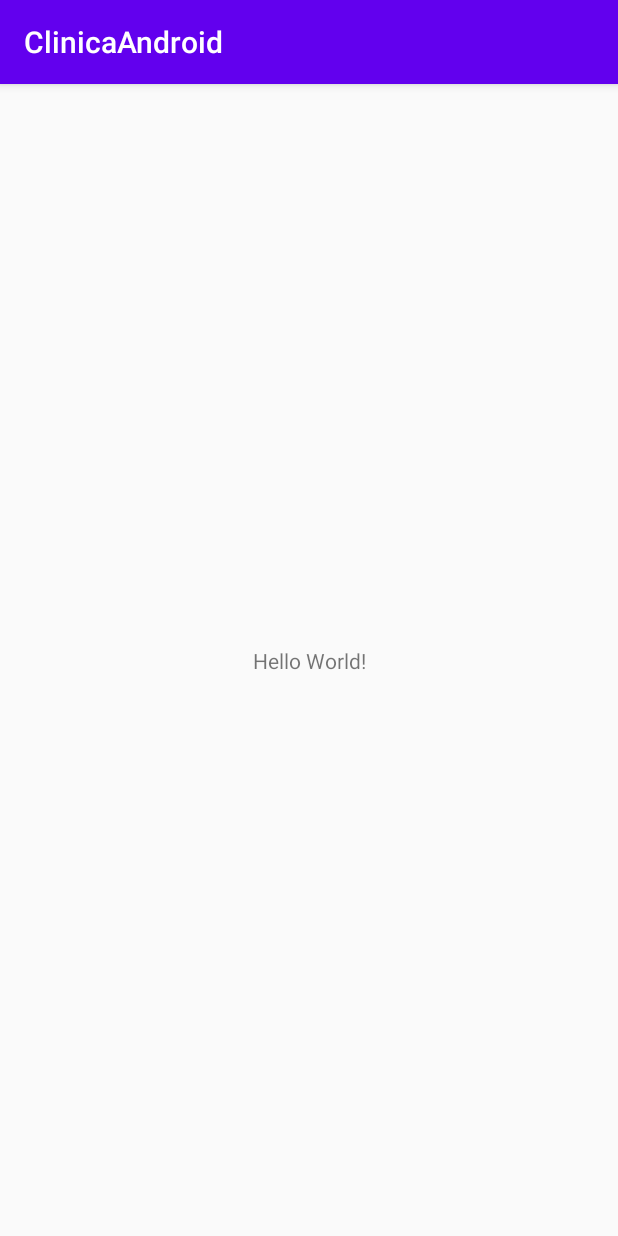
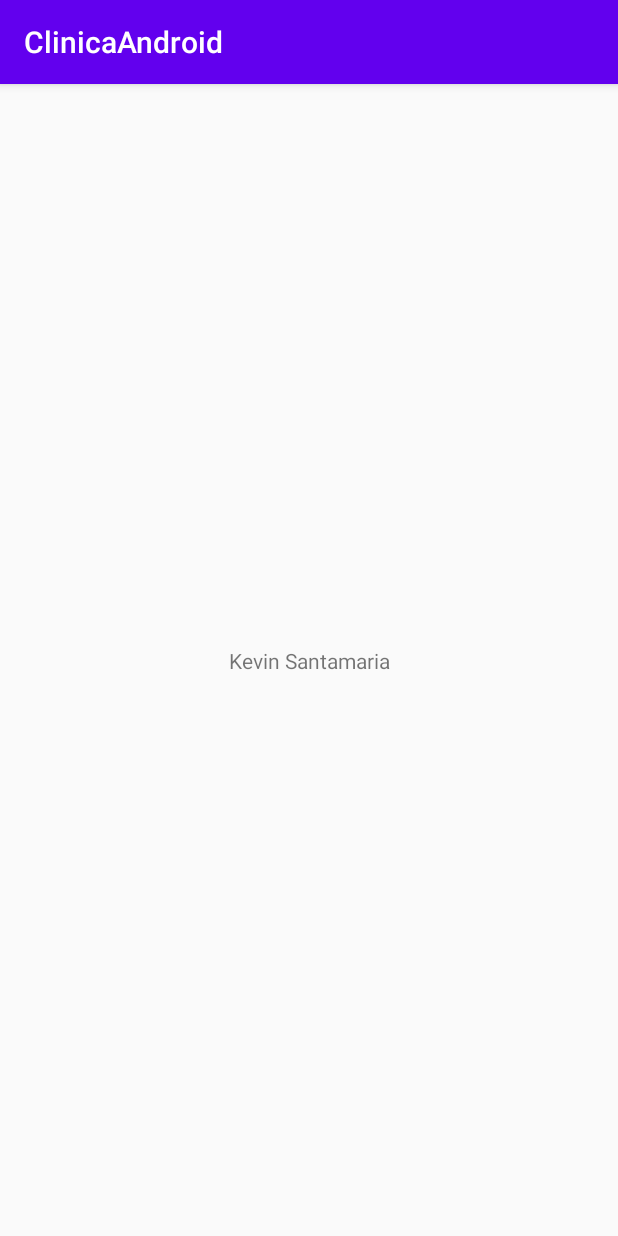
Before and after one commit to kevinS03/Probar, an Android app: the screen it shows after launch (MainActivity), on a phone screen of 412 x 824 dp. Run offline under Robolectric (Android 15) with nearby library versions, the phone set to English and light mode, and no system bars.

Commit message:
Se actualizo la vista pricipal

```diff
--- a/app/src/main/res/layout/activity_main.xml
+++ b/app/src/main/res/layout/activity_main.xml
@@ -9,7 +9,7 @@
     <TextView
         android:layout_width="wrap_content"
         android:layout_height="wrap_content"
-        android:text="Hello World!"
+        android:text="Kevin Santamaria"
         app:layout_constraintBottom_toBottomOf="parent"
         app:layout_constraintLeft_toLeftOf="parent"
         app:layout_constraintRight_toRightOf="parent"
```
